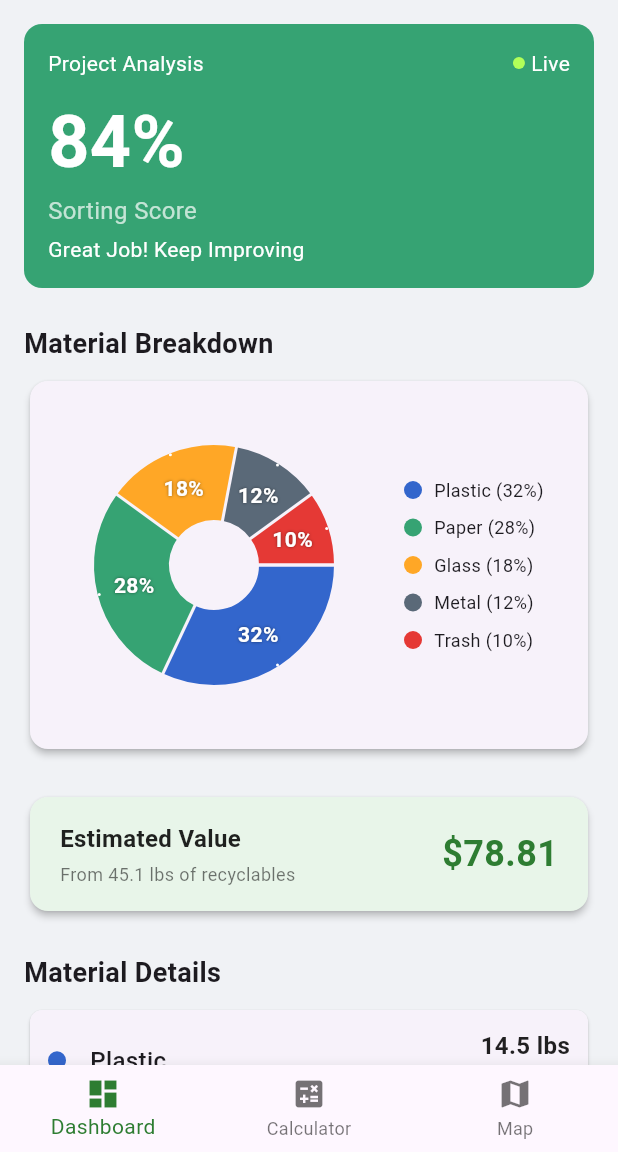
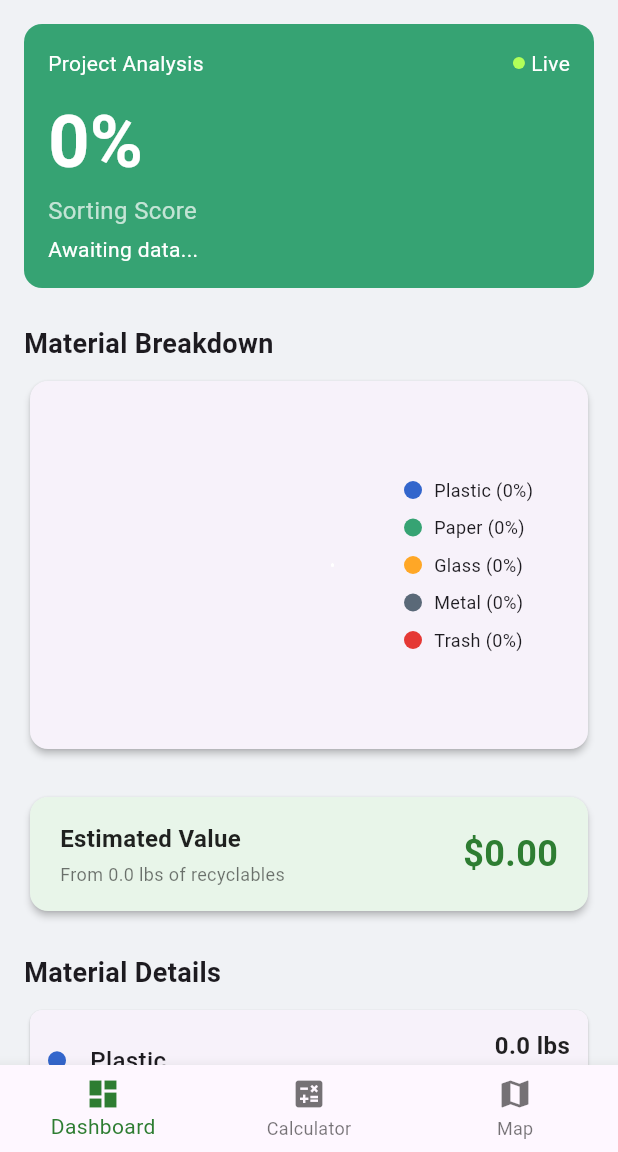
Before and after one commit to NoFiringPin/recycle_smart, a Flutter app: the screen it shows after launch, on a phone screen of 412 x 824 dp, the part 84-1236 px from its top. Run offline on Flutter 3.47's test engine with Material 3 defaults, Android fonts, the phone set to English and light mode, and no system bars; drawn by our look-alikes of fl_chart.

Commit message:
zeroed out mock data

```diff
--- a/lib/screens/dashboard_screen.dart
+++ b/lib/screens/dashboard_screen.dart
@@ -40,11 +40,12 @@ class _DashboardScreenState extends State<DashboardScreen> {
             return const Center(child: CircularProgressIndicator());
           } else if (snapshot.hasError) {
             return Center(child: Text('Error: ${snapshot.error}'));
-          } else if (!snapshot.hasData || snapshot.data!.isEmpty) {
-            return const Center(child: Text('No data available.'));
           }
 
-          final materials = snapshot.data!;
+          // MODIFIED: Always build content.
+          // Pass an empty list if data is null or empty.
+          // This ensures the dashboard structure is always visible.
+          final materials = snapshot.data ?? <MaterialData>[];
           return _buildContent(materials);
         },
       ),
@@ -52,6 +53,7 @@ class _DashboardScreenState extends State<DashboardScreen> {
   }
 
   Widget _buildContent(List<MaterialData> materials) {
+    // These will correctly be 0.0 if the materials list is empty
     double totalValue = materials.fold(0.0, (sum, item) => sum + item.value);
     double totalWeight = materials.fold(0.0, (sum, item) => sum + item.weightLbs);
 
@@ -64,11 +66,14 @@ class _DashboardScreenState extends State<DashboardScreen> {
             _buildStatusCard(),
             const SizedBox(height: 24),
             _buildSectionTitle('Material Breakdown'),
+            // This will now receive an empty list, showing an empty chart
             _buildMaterialBreakdownCard(materials),
             const SizedBox(height: 24),
+            // This will correctly show $0.00 and 0.0 lbs
             _buildEstimatedValueCard(totalValue, totalWeight),
             const SizedBox(height: 24),
             _buildSectionTitle('Material Details'),
+            // This will now receive an empty list, showing no details
             _buildMaterialDetailsList(materials),
             const SizedBox(height: 24),
             _buildEnvironmentalImpactCard(),
@@ -109,6 +114,7 @@ class _DashboardScreenState extends State<DashboardScreen> {
                     borderData: FlBorderData(show: false),
                     sectionsSpace: 2,
                     centerSpaceRadius: 30,
+                    // This will be an empty list if materials is empty
                     sections: _buildPieChartSections(materials),
                   ),
                 ),
@@ -117,6 +123,7 @@ class _DashboardScreenState extends State<DashboardScreen> {
             const SizedBox(width: 20),
             Expanded(
               flex: 1,
+              // This will be an empty column if materials is empty
               child: _buildLegend(materials),
             ),
           ],
@@ -129,6 +136,7 @@ class _DashboardScreenState extends State<DashboardScreen> {
     return Column(
       mainAxisAlignment: MainAxisAlignment.center,
       crossAxisAlignment: CrossAxisAlignment.start,
+      // The .map will produce nothing if the list is empty
       children: materials.map((material) {
         return _buildLegendItem(material.color, '${material.name} (${material.percentage.toStringAsFixed(0)}%)');
       }).toList(),
@@ -158,6 +166,7 @@ class _DashboardScreenState extends State<DashboardScreen> {
   }
 
   List<PieChartSectionData> _buildPieChartSections(List<MaterialData> materials) {
+    // This will generate an empty list if materials.length is 0
     return List.generate(materials.length, (i) {
       final isTouched = (i == touchedIndex);
       final double radius = isTouched ? 60.0 : 50.0;
@@ -208,10 +217,12 @@ class _DashboardScreenState extends State<DashboardScreen> {
             ],
           ),
           const SizedBox(height: 8),
-          const Text('84%', style: TextStyle(color: Colors.white, fontSize: 48, fontWeight: FontWeight.bold)),
+          // Zeroed out percentage
+          const Text('0%', style: TextStyle(color: Colors.white, fontSize: 48, fontWeight: FontWeight.bold)),
           const Text('Sorting Score', style: TextStyle(color: Colors.white70, fontSize: 16)),
           const SizedBox(height: 4),
-          const Text('Great Job! Keep Improving', style: TextStyle(color: Colors.white, fontSize: 14)),
+          // Changed placeholder text
+          const Text('Awaiting data...', style: TextStyle(color: Colors.white, fontSize: 14)),
         ],
       ),
     );
@@ -232,9 +243,11 @@ class _DashboardScreenState extends State<DashboardScreen> {
               children: [
                 const Text('Estimated Value', style: TextStyle(fontSize: 16, fontWeight: FontWeight.bold, color: Colors.black87)),
                 const SizedBox(height: 4),
+                // This will correctly show 0.0 lbs if totalWeight is 0
                 Text('From ${totalWeight.toStringAsFixed(1)} lbs of recyclables', style: const TextStyle(fontSize: 12, color: Colors.black54)),
               ],
             ),
+            // This will correctly show $0.00 if totalValue is 0
             Text('\$${totalValue.toStringAsFixed(2)}', style: const TextStyle(fontSize: 24, fontWeight: FontWeight.bold, color: Color(0xFF2E7D32))),
           ],
         ),
@@ -246,6 +259,7 @@ class _DashboardScreenState extends State<DashboardScreen> {
     final valuableMaterials = materials.where((m) => m.name != "Trash").toList();
 
     return Column(
+      // The .map will produce nothing if the list is empty
       children: valuableMaterials.map((material) {
         return Padding(
           padding: const EdgeInsets.only(bottom: 8.0),
@@ -306,16 +320,18 @@ class _DashboardScreenState extends State<DashboardScreen> {
             Row(
               mainAxisAlignment: MainAxisAlignment.spaceAround,
               children: [
-                _ImpactStat(value: '32 lbs', label: 'CO₂ Saved'),
-                _ImpactStat(value: '156 gal', label: 'Water Saved'),
+                // Zeroed out values
+                _ImpactStat(value: '0 lbs', label: 'CO₂ Saved'),
+                _ImpactStat(value: '0 gal', label: 'Water Saved'),
               ],
             ),
             SizedBox(height: 16),
             Row(
               mainAxisAlignment: MainAxisAlignment.spaceAround,
               children: [
-                _ImpactStat(value: '0.8 kWh', label: 'Energy Saved'),
-                _ImpactStat(value: '2.1 trees', label: 'Equivalent'),
+                // Zeroed out values
+                _ImpactStat(value: '0.0 kWh', label: 'Energy Saved'),
+                _ImpactStat(value: '0.0 trees', label: 'Equivalent'),
               ],
             )
           ],
```
Also changed, not shown: assets/data/recycling_data.json (+10 -10 lines).
